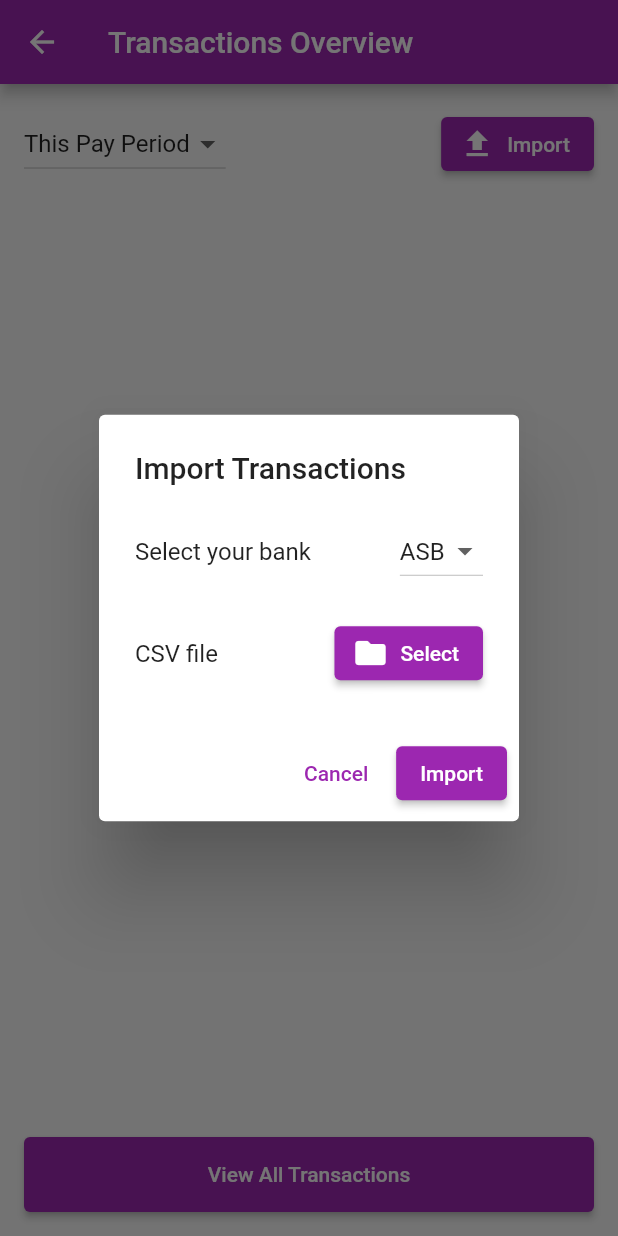
After one commit to mttchpmn/silverspy-mobile, a Flutter app: the TransactionsOverviewPage screen opened directly, after a tap on "Import", on a phone screen of 412 x 824 dp. The commit adds this screen. Run offline on Flutter 3.47's test engine with Material 2 defaults, Android fonts, the phone set to English and light mode, and no system bars; our stand-ins replace file_picker; missing offline and left inert: auth0_flutter.

Commit message:
Begin implementing transactions

```diff
--- a/lib/views/landing_page.dart
+++ b/lib/views/landing_page.dart
@@ -2,6 +2,7 @@ import 'package:flutter/material.dart';
 import 'package:provider/provider.dart';
 import 'package:silverspy/providers/auth_provider.dart';
 import 'package:silverspy/views/login_page.dart';
+import 'package:silverspy/views/transactions_overview_page.dart';
 
 import 'dashboard_page.dart';
 import 'transactions_page.dart';
@@ -21,7 +22,8 @@ class _LandingPageState extends State<LandingPage> {
 
   final List<Widget> _pages = [
     const DashboardPage(),
-    const TransactionListPage(),
+    const TransactionsOverviewPage(),
+    // const TransactionListPage(),
     const PaymentsOverviewPage(),
     const SettingsPage(),
   ];
--- /dev/null
+++ b/lib/views/transactions_overview_page.dart
@@ -0,0 +1,198 @@
+import 'dart:io';
+
+import 'package:flutter/material.dart';
+import 'package:file_picker/file_picker.dart';
+import 'package:silverspy/views/payments_list_page.dart';
+
+import '../services/transaction_service.dart';
+
+class TransactionsOverviewPage extends StatefulWidget {
+  const TransactionsOverviewPage({super.key});
+
+  @override
+  _TransactionsOverviewPageState createState() =>
+      _TransactionsOverviewPageState();
+}
+
+class _TransactionsOverviewPageState extends State<TransactionsOverviewPage> {
+  String _bankType = "ASB";
+  String _period = "PAYPERIOD";
+  late File? _csvFile;
+
+  Future<void> _importTransactions() async {
+    if (_csvFile == null) {
+      ScaffoldMessenger.of(context).showSnackBar(
+        SnackBar(
+          content: Text('Please select a CSV file.'),
+          duration: Duration(seconds: 2),
+        ),
+      );
+      return;
+    }
+
+    try {
+      String fileContent = await _csvFile!.readAsString();
+      debugPrint(fileContent);
+      // TransactionService.importTransactions(_bankType, fileContent);
+      ScaffoldMessenger.of(context).showSnackBar(
+        SnackBar(
+          content: Text('Transactions imported successfully.'),
+          duration: Duration(seconds: 2),
+        ),
+      );
+    } catch (e) {
+      print(e);
+      ScaffoldMessenger.of(context).showSnackBar(
+        SnackBar(
+          content: Text('Error importing transactions. Please try again.'),
+          duration: Duration(seconds: 2),
+        ),
+      );
+    }
+  }
+
+  Future<void> _selectCsvFile() async {
+    var result = await FilePicker.platform.pickFiles(
+      type: FileType.custom,
+      allowedExtensions: ['csv'],
+    );
+    if (result != null) {
+      setState(() {
+        _csvFile = File(result.files.single.path!); // TODO - Remove bang
+      });
+    }
+  }
+
+  @override
+  Widget build(BuildContext context) {
+    return Scaffold(
+      appBar: AppBar(
+        title: Text('Transactions Overview'),
+      ),
+      body: Padding(
+        padding: const EdgeInsets.all(16.0),
+        child: Column(
+          mainAxisAlignment: MainAxisAlignment.spaceBetween,
+          children: [
+            Row(
+              mainAxisAlignment: MainAxisAlignment.spaceBetween,
+              children: [
+                DropdownButton<String>(
+                  value: _period,
+                  onChanged: (value) {
+                    setState(() {
+                      _period = value ?? "";
+                    });
+                  },
+                  items: [
+                    DropdownMenuItem(
+                      value: 'PAYPERIOD',
+                      child: Text('This Pay Period'),
+                    ),
+                    DropdownMenuItem(
+                      value: 'WEEK',
+                      child: Text('This Week'),
+                    ),
+                    DropdownMenuItem(
+                      value: 'MONTH',
+                      child: Text('This Month'),
+                    ),
+                    DropdownMenuItem(
+                      value: 'YEAR',
+                      child: Text('This Year'),
+                    ),
+                  ],
+                ),
+                ElevatedButton.icon(
+                  label: Text("Import"),
+                  onPressed: () {
+                    showDialog(
+                      context: context,
+                      builder: (BuildContext context) {
+                        return AlertDialog(
+                          title: Text('Import Transactions'),
+                          content: Column(
+                            mainAxisSize: MainAxisSize.min,
+                            children: [
+                              Row(
+                                mainAxisAlignment: MainAxisAlignment.spaceBetween,
+                                children: [
+                                  Text("Select your bank"),
+                                  DropdownButton<String>(
+                                    value: _bankType,
+                                    onChanged: (value) {
+                                      setState(() {
+                                        _bankType = value ?? "";
+                                      });
+                                    },
+                                    items: [
+                                      DropdownMenuItem(
+                                        value: 'ASB',
+                                        child: Text('ASB'),
+                                      ),
+                                      DropdownMenuItem(
+                                        value: 'BNZ',
+                                        child: Text('BNZ'),
+                                        enabled: false,
+                                      ),
+                                      DropdownMenuItem(
+                                        value: 'ANZ',
+                                        child: Text('ANZ'),
+                                        enabled: false,
+                                      ),
+                                    ],
+                                  ),
+                                ],
+                              ),
+                              SizedBox(height: 20),
+                              Row(
+                                mainAxisAlignment: MainAxisAlignment.spaceBetween,
+                                children: [
+                                  Text("CSV file"),
+                                  ElevatedButton.icon(
+                                    onPressed: _selectCsvFile,
+                                    icon: Icon(Icons.folder),
+                                    label: Text('Select'),
+                                  ),
+                                ],
+                              ),
+                            ],
+                          ),
+                          actions: [
+                            TextButton(
+                              onPressed: () {
+                                Navigator.pop(context);
+                              },
+                              child: Text('Cancel'),
+                            ),
+                            ElevatedButton(
+                              onPressed: _importTransactions,
+                              child: Text('Import'),
+                            ),
+                          ],
+                        );
+                      },
+                    );
+                  },
+                  icon: Icon(Icons.file_upload,),
+                ),
+              ],
+            ),
+            ElevatedButton(
+                style: ElevatedButton.styleFrom(
+                    backgroundColor: Colors.purple,
+                    minimumSize: const Size.fromHeight(50)
+                ),
+                onPressed: () {
+                  Navigator.push(
+                      context,
+                      MaterialPageRoute(
+                          builder: (context) => AllPaymentsPage()));
+                },
+                child: Text('View All Transactions')),
+          ],
+        ),
+      ),
+    );
+  }
+}
--- a/pubspec.yaml
+++ b/pubspec.yaml
@@ -38,6 +38,7 @@ dependencies:
   auth0_flutter: ^1.1.0
   provider: ^6.0.5
   flutter_launcher_icons: ^0.12.0
+  file_picker: ^5.2.7
 
 dev_dependencies:
   flutter_test:
```
Also changed, not shown: pubspec.lock.
